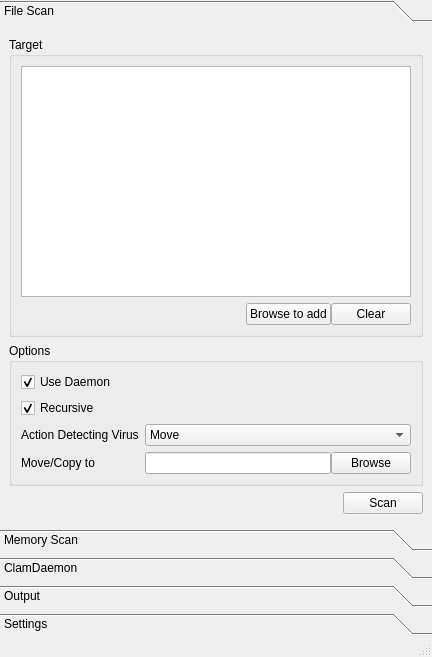
Mzzj114/clamqt, file mainwindow.ui: the form before one commit.
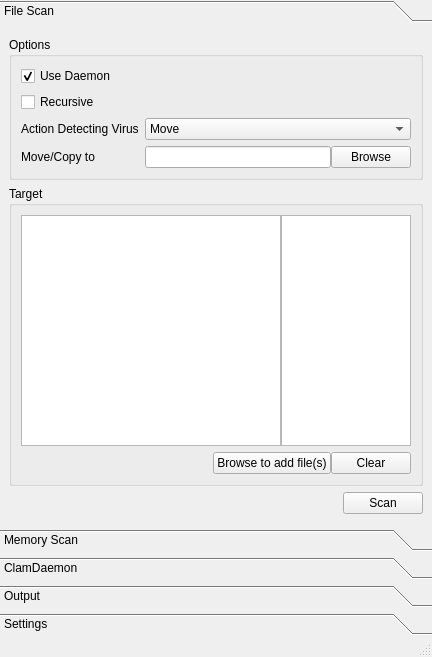
The form after the commit. The open tabs and pages were chosen to show the change.

```diff
--- a/mainwindow.ui
+++ b/mainwindow.ui
@@ -47,57 +47,7 @@
        <attribute name="label">
         <string>File Scan</string>
        </attribute>
-       <layout class="QVBoxLayout" name="verticalLayout_4" stretch="1,0,0">
-        <item>
-         <widget class="QGroupBox" name="f_targ_groupB">
-          <property name="title">
-           <string>Target</string>
-          </property>
-          <layout class="QVBoxLayout" name="verticalLayout_3" stretch="0,0">
-           <item>
-            <widget class="QListWidget" name="files_to_scan_listWidget">
-             <property name="editTriggers">
-              <set>QAbstractItemView::AllEditTriggers</set>
-             </property>
-            </widget>
-           </item>
-           <item>
-            <layout class="QHBoxLayout" name="horizontalLayout">
-             <property name="spacing">
-              <number>0</number>
-             </property>
-             <item>
-              <spacer name="horizontalSpacer_5">
-               <property name="orientation">
-                <enum>Qt::Horizontal</enum>
-               </property>
-               <property name="sizeHint" stdset="0">
-                <size>
-                 <width>40</width>
-                 <height>20</height>
-                </size>
-               </property>
-              </spacer>
-             </item>
-             <item>
-              <widget class="QPushButton" name="bowse_f_targ">
-               <property name="text">
-                <string>Browse to add</string>
-               </property>
-              </widget>
-             </item>
-             <item>
-              <widget class="QPushButton" name="f_clear_btn">
-               <property name="text">
-                <string>Clear</string>
-               </property>
-              </widget>
-             </item>
-            </layout>
-           </item>
-          </layout>
-         </widget>
-        </item>
+       <layout class="QVBoxLayout" name="verticalLayout_4">
         <item>
          <widget class="QGroupBox" name="f_opti_groupB">
           <property name="title">
@@ -181,13 +131,89 @@
               <string>Recursive</string>
              </property>
              <property name="checked">
-              <bool>true</bool>
+              <bool>false</bool>
              </property>
             </widget>
            </item>
           </layout>
          </widget>
         </item>
+        <item>
+         <widget class="QGroupBox" name="f_targ_groupB">
+          <property name="title">
+           <string>Target</string>
+          </property>
+          <layout class="QVBoxLayout" name="verticalLayout_3">
+           <item>
+            <layout class="QHBoxLayout" name="horizontalLayout_12" stretch="2,1">
+             <property name="spacing">
+              <number>0</number>
+             </property>
+             <item>
+              <widget class="QListWidget" name="files_to_scan_listWidget">
+               <property name="verticalScrollBarPolicy">
+                <enum>Qt::ScrollBarAlwaysOff</enum>
+               </property>
+               <property name="horizontalScrollBarPolicy">
+                <enum>Qt::ScrollBarAsNeeded</enum>
+               </property>
+               <property name="editTriggers">
+                <set>QAbstractItemView::AllEditTriggers</set>
+               </property>
+               <property name="textElideMode">
+                <enum>Qt::ElideLeft</enum>
+               </property>
+               <property name="horizontalScrollMode">
+                <enum>QAbstractItemView::ScrollPerPixel</enum>
+               </property>
+              </widget>
+             </item>
+             <item>
+              <widget class="QListWidget" name="f_status_listWidget">
+               <property name="horizontalScrollBarPolicy">
+                <enum>Qt::ScrollBarAlwaysOff</enum>
+               </property>
+              </widget>
+             </item>
+            </layout>
+           </item>
+           <item>
+            <layout class="QHBoxLayout" name="horizontalLayout">
+             <property name="spacing">
+              <number>0</number>
+             </property>
+             <item>
+              <spacer name="horizontalSpacer_5">
+               <property name="orientation">
+                <enum>Qt::Horizontal</enum>
+               </property>
+               <property name="sizeHint" stdset="0">
+                <size>
+                 <width>40</width>
+                 <height>20</height>
+                </size>
+               </property>
+              </spacer>
+             </item>
+             <item>
+              <widget class="QPushButton" name="bowse_f_targ">
+               <property name="text">
+                <string>Browse to add file(s)</string>
+               </property>
+              </widget>
+             </item>
+             <item>
+              <widget class="QPushButton" name="f_clear_btn">
+               <property name="text">
+                <string>Clear</string>
+               </property>
+              </widget>
+             </item>
+            </layout>
+           </item>
+          </layout>
+         </widget>
+        </item>
         <item>
          <layout class="QHBoxLayout" name="horizontalLayout_2">
           <item>
```
Left out of the diff: 129 changed lines with no effect on the pictures.
